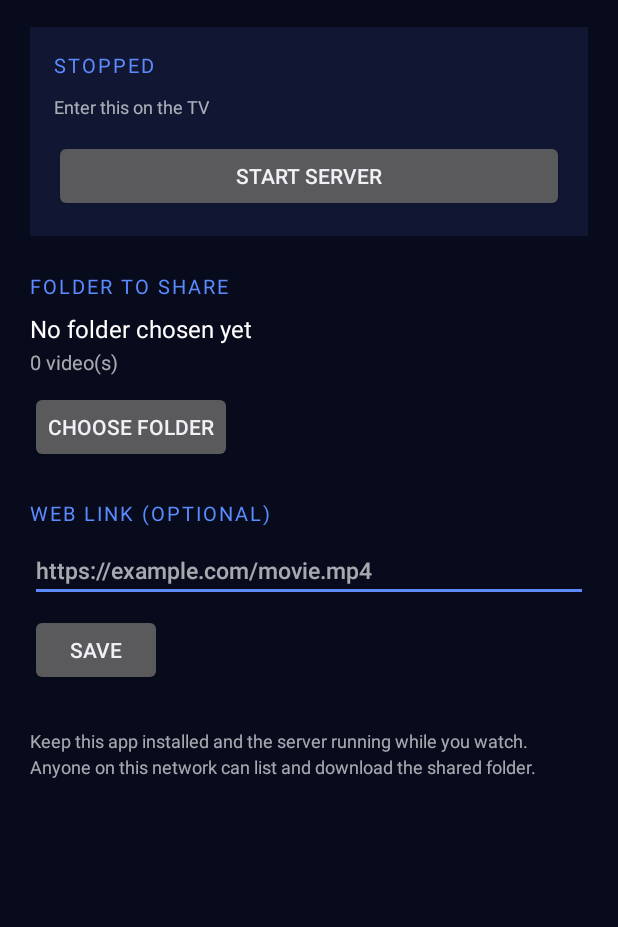
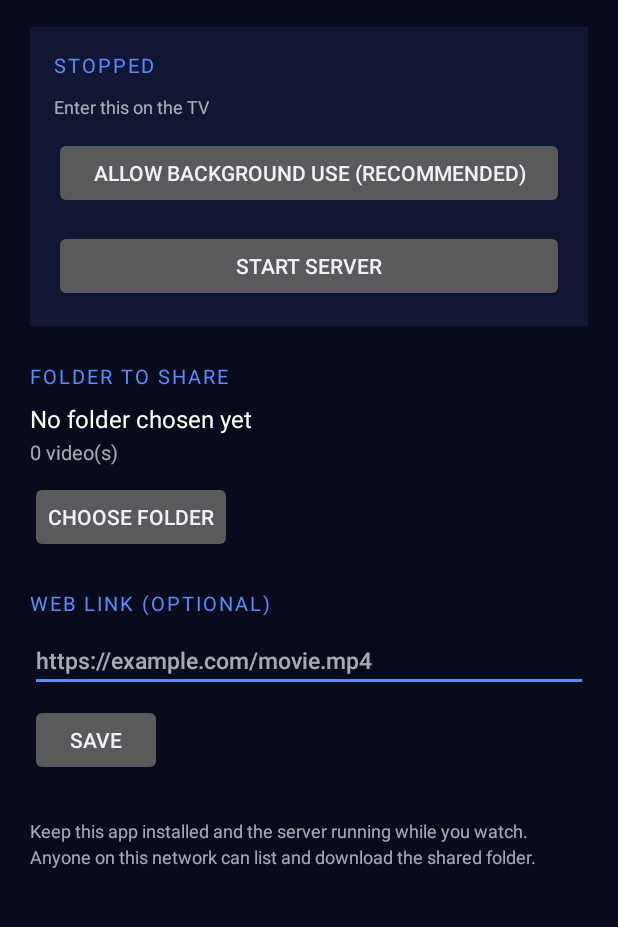
Before and after one commit to amrakshay/movieserve, an Android app: the screen it shows after launch (MainActivity), on a phone screen of 412 x 824 dp, the part 167-1094 px from its top. Run offline under Robolectric (Android 15) with nearby library versions, the phone set to English and light mode, and no system bars.

Commit message:
Offer a way out of Doze, after measuring what it costs
Tested on a OnePlus 7 with Doze forced on deliberately rather than
waited for: 86 requests across foreground, background, locked, light
Doze and deep Doze, with no failures at all. The foreground service and
wake lock hold up.

What does suffer is latency. Under deep idle the median request took
1.5s, the ninetieth percentile 6.2s and the worst 8.1s, with 7 of 26
requests over three seconds. A stall that long would freeze playback,
and the app was not on the Doze whitelist, so that is the untreated
case.

The app now offers the owner a button to exempt it, shown only while the
exemption is missing. It opens the battery optimisation settings list
rather than requesting the exemption directly: the direct dialog is
restricted and gets apps pulled from Play, and the list is clearer about
what is being changed. Refusing is fine, which is why this is offered
rather than demanded; the server still runs either way, just more slowly
once the phone idles.

Worth noting what the measurement does not cover: it fired one small
request every five seconds, which lets the radio sleep between them. A
film holds a continuous connection and should keep the radio awake, so
these figures are closer to a worst case than to normal playback.

Co-Authored-By: Claude Opus 5 <noreply@anthropic.com>

```diff
--- a/phone-app/app/src/main/AndroidManifest.xml
+++ b/phone-app/app/src/main/AndroidManifest.xml
@@ -11,6 +11,10 @@
     <!-- From Android 13 the ongoing notification needs consent, and without it there is no way
          for the owner to see or stop the server. -->
     <uses-permission android:name="android.permission.POST_NOTIFICATIONS" />
+    <!-- Lets the app offer the owner a way out of Doze. Measured on a OnePlus 7: without the
+         exemption, a request under deep Doze took up to 8 seconds, which would stall a film.
+         Only ever requested, never assumed; the owner can say no and the server still works. -->
+    <uses-permission android:name="android.permission.REQUEST_IGNORE_BATTERY_OPTIMIZATIONS" />
 
     <application
         android:allowBackup="false"
--- a/phone-app/app/src/main/java/com/amrakshay/movieserve/phone/MainActivity.java
+++ b/phone-app/app/src/main/java/com/amrakshay/movieserve/phone/MainActivity.java
@@ -8,6 +8,8 @@ import android.content.Intent;
 import android.content.IntentFilter;
 import android.content.pm.PackageManager;
 import android.net.Uri;
+import android.os.PowerManager;
+import android.provider.Settings;
 import android.os.Build;
 import android.os.Bundle;
 import android.os.Handler;
@@ -65,6 +67,7 @@ public class MainActivity extends Activity {
         urlField = findViewById(R.id.url);
         toggle = findViewById(R.id.toggle);
 
+        findViewById(R.id.battery).setOnClickListener(v -> askToIgnoreBatteryOptimisation());
         findViewById(R.id.pickFolder).setOnClickListener(v -> pickFolder());
         findViewById(R.id.saveUrl).setOnClickListener(v -> saveUrl());
         toggle.setOnClickListener(v -> toggleServer());
@@ -159,6 +162,33 @@ public class MainActivity extends Activity {
         ui.postDelayed(this::render, 400);
     }
 
+    /**
+     * Whether Android will leave the server alone while the screen is off.
+     *
+     * <p>Measured on a OnePlus 7 without the exemption: under deep Doze a request took up to eight
+     * seconds, which is long enough to stall playback. The foreground service and wake lock keep
+     * the server alive either way; this is about how quickly it answers.
+     */
+    private boolean isExemptFromDoze() {
+        PowerManager power = getSystemService(PowerManager.class);
+        return power != null && power.isIgnoringBatteryOptimizations(getPackageName());
+    }
+
+    /**
+     * Ask Android to exempt this app. The owner can refuse, and everything still works, so this is
+     * offered rather than demanded, and the button disappears once it is granted.
+     */
+    private void askToIgnoreBatteryOptimisation() {
+        try {
+            // The settings list, not the direct "grant me this" dialog: the latter is restricted
+            // and gets apps removed from Play, and this is clearer about what is being changed.
+            startActivity(new Intent(Settings.ACTION_IGNORE_BATTERY_OPTIMIZATION_SETTINGS));
+            Toast.makeText(this, R.string.battery_why, Toast.LENGTH_LONG).show();
+        } catch (Exception e) {
+            Toast.makeText(this, R.string.battery_why, Toast.LENGTH_LONG).show();
+        }
+    }
+
     private void askForNotificationPermission() {
         // From Android 13 a foreground service may run without its notification being shown, which
         // would leave the owner no way to see or stop the server.
@@ -178,6 +208,7 @@ public class MainActivity extends Activity {
 
         boolean running = ServerService.isRunning();
         toggle.setText(running ? R.string.stop_server : R.string.start_server);
+        findViewById(R.id.battery).setVisibility(isExemptFromDoze() ? View.GONE : View.VISIBLE);
 
         String url = Net.serverUrl();
         if (running) {
--- a/phone-app/app/src/main/res/layout/activity_main.xml
+++ b/phone-app/app/src/main/res/layout/activity_main.xml
@@ -54,6 +54,14 @@
                 android:textSize="22sp"
                 android:textIsSelectable="true"
                 android:fontFamily="monospace"
+                android:visibility="gone" />
+
+            <Button
+                android:id="@+id/battery"
+                android:layout_width="match_parent"
+                android:layout_height="wrap_content"
+                android:layout_marginTop="12dp"
+                android:text="@string/fix_battery"
                 android:visibility="gone" />
 
             <Button
--- a/phone-app/app/src/main/res/values/strings.xml
+++ b/phone-app/app/src/main/res/values/strings.xml
@@ -32,5 +32,7 @@
     <string name="channel_name">Server running</string>
     <string name="channel_description">Shown while the phone is sharing videos</string>
 
+    <string name="fix_battery">Allow background use (recommended)</string>
+    <string name="battery_why">Android may slow the server down while the screen is off. Allowing background use keeps playback smooth.</string>
     <string name="hint_footer">Keep this app installed and the server running while you watch. Anyone on this network can list and download the shared folder.</string>
 </resources>
```
Also changed, not shown: 89 other files.
